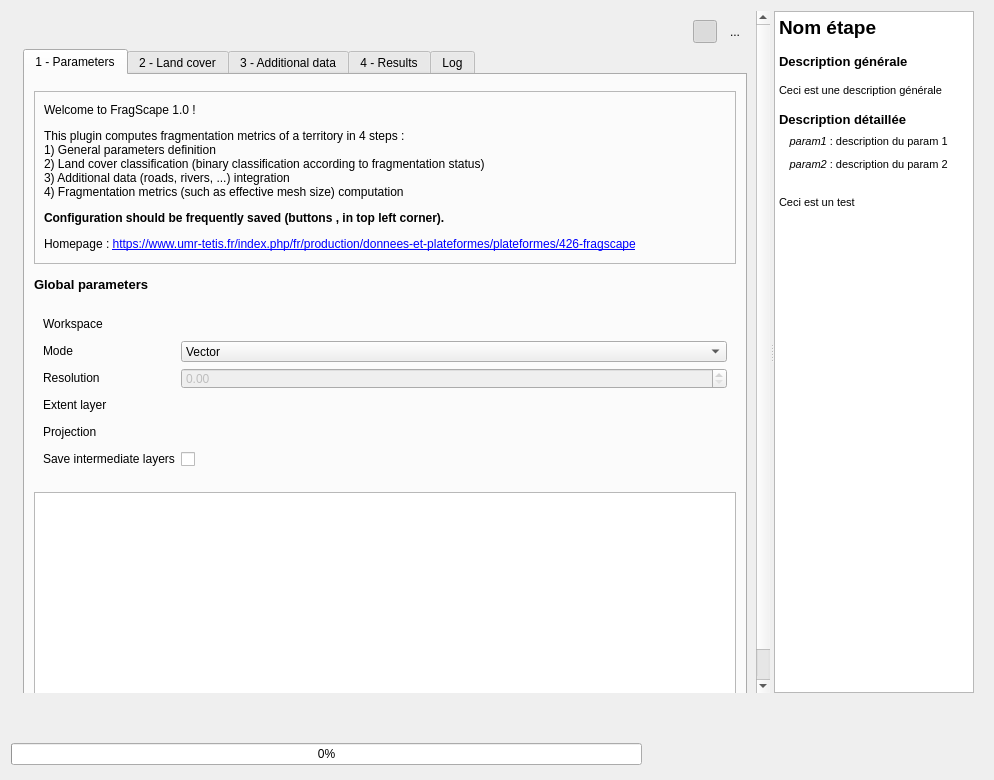
First picture: the form in FragScape_dialog_base.ui, repository MathieuChailloux/FragScape, before the edit.
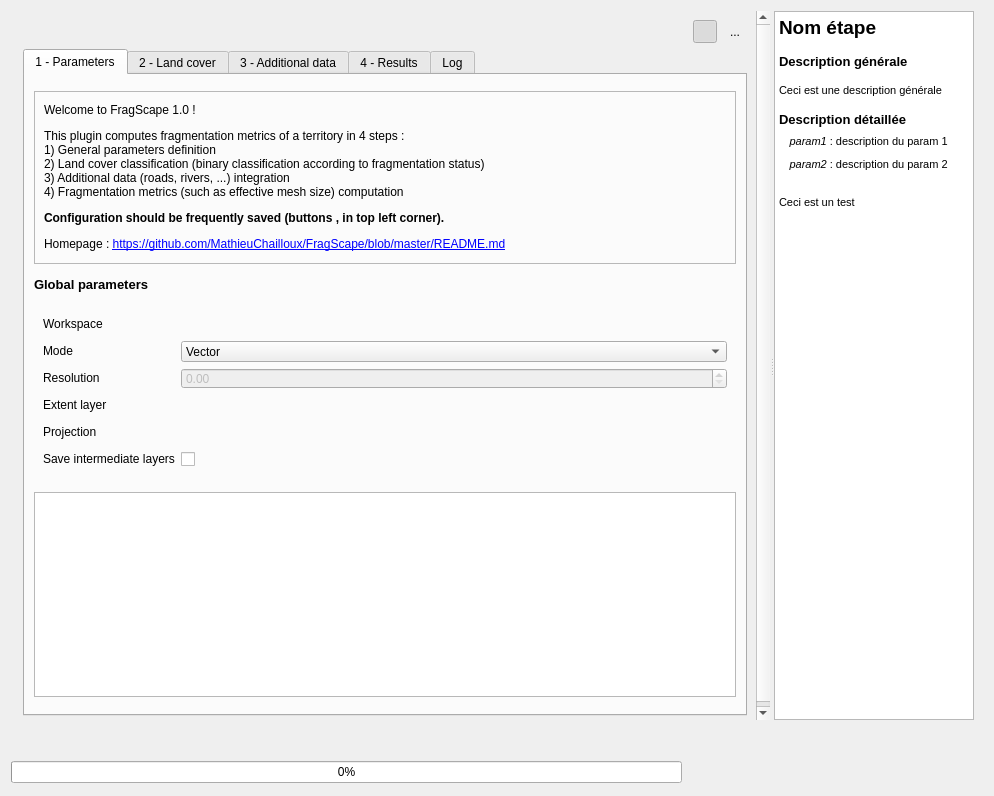
Second picture: the form after the edit. Icons and pictures are not drawn. Custom widgets are drawn as their Qt base class.

Patch:
```diff
--- a/FragScape_dialog_base.ui
+++ b/FragScape_dialog_base.ui
@@ -7,7 +7,7 @@
     <x>0</x>
     <y>0</y>
     <width>994</width>
-    <height>780</height>
+    <height>796</height>
    </rect>
   </property>
   <property name="sizePolicy">
@@ -83,7 +83,7 @@
             <x>0</x>
             <y>0</y>
             <width>759</width>
-            <height>686</height>
+            <height>713</height>
            </rect>
           </property>
           <property name="sizePolicy">
@@ -210,7 +210,7 @@
                      </size>
                     </property>
                     <property name="text">
-                     <string>&lt;html&gt;&lt;head/&gt;&lt;body&gt;&lt;p&gt;Welcome to FragScape 1.0 !&lt;/p&gt;&lt;p&gt;This plugin computes fragmentation metrics of a territory in 4 steps : &lt;br/&gt;1) General parameters definition&lt;br/&gt;2) Land cover classification (binary classification according to fragmentation status)&lt;br/&gt;3) Additional data (roads, rivers, ...) integration&lt;br/&gt;4) Fragmentation metrics (such as effective mesh size) computation&lt;/p&gt;&lt;p&gt;&lt;span style=&quot; font-weight:600;&quot;&gt;Configuration should be frequently saved (buttons &lt;/span&gt;&lt;img src=&quot;:/plugins/FragScape/icons/mActionFileSaveAs.svg&quot;/&gt;&lt;span style=&quot; font-weight:600;&quot;&gt;, &lt;/span&gt;&lt;img src=&quot;:/plugins/FragScape/icons/mActionFileSave.svg&quot;/&gt;&lt;span style=&quot; font-weight:600;&quot;&gt; in top left corner).&lt;/span&gt;&lt;/p&gt;&lt;p&gt;Homepage : &lt;a href=&quot;https://www.umr-tetis.fr/index.php/fr/production/donnees-et-plateformes/plateformes/426-fragscape&quot;&gt;&lt;span style=&quot; text-decoration: underline; color:#0000ff;&quot;&gt;https://www.umr-tetis.fr/index.php/fr/production/donnees-et-plateformes/plateformes/426-fragscape&lt;/span&gt;&lt;/a&gt;&lt;/p&gt;&lt;/body&gt;&lt;/html&gt;</string>
+                     <string>&lt;html&gt;&lt;head/&gt;&lt;body&gt;&lt;p&gt;Welcome to FragScape 1.0 !&lt;/p&gt;&lt;p&gt;This plugin computes fragmentation metrics of a territory in 4 steps : &lt;br/&gt;1) General parameters definition&lt;br/&gt;2) Land cover classification (binary classification according to fragmentation status)&lt;br/&gt;3) Additional data (roads, rivers, ...) integration&lt;br/&gt;4) Fragmentation metrics (such as effective mesh size) computation&lt;/p&gt;&lt;p&gt;&lt;span style=&quot; font-weight:600;&quot;&gt;Configuration should be frequently saved (buttons &lt;/span&gt;&lt;img src=&quot;:/plugins/FragScape/icons/mActionFileSaveAs.svg&quot;/&gt;&lt;span style=&quot; font-weight:600;&quot;&gt;, &lt;/span&gt;&lt;img src=&quot;:/plugins/FragScape/icons/mActionFileSave.svg&quot;/&gt;&lt;span style=&quot; font-weight:600;&quot;&gt; in top left corner).&lt;/span&gt;&lt;/p&gt;&lt;p&gt;Homepage : &lt;a href=&quot;https://github.com/MathieuChailloux/FragScape/blob/master/README.md&quot;&gt;&lt;span style=&quot; text-decoration: underline; color:#0000ff;&quot;&gt;https://github.com/MathieuChailloux/FragScape/blob/master/README.md&lt;/span&gt;&lt;/a&gt;&lt;/p&gt;&lt;/body&gt;&lt;/html&gt;</string>
                     </property>
                     <property name="wordWrap">
                      <bool>true</bool>
@@ -2576,6 +2576,18 @@
    </item>
    <item row="1" column="1" rowspan="2">
     <widget class="QFrame" name="frame_10">
+     <property name="minimumSize">
+      <size>
+       <width>0</width>
+       <height>50</height>
+      </size>
+     </property>
+     <property name="maximumSize">
+      <size>
+       <width>16777215</width>
+       <height>50</height>
+      </size>
+     </property>
      <property name="frameShape">
       <enum>QFrame::NoFrame</enum>
      </property>
@@ -2599,14 +2611,14 @@
         </property>
         <property name="minimumSize">
          <size>
-          <width>61</width>
-          <height>61</height>
+          <width>85</width>
+          <height>21</height>
          </size>
         </property>
         <property name="maximumSize">
          <size>
-          <width>61</width>
-          <height>61</height>
+          <width>85</width>
+          <height>21</height>
          </size>
         </property>
         <property name="toolTip">
@@ -2627,14 +2639,14 @@
        <widget class="QLabel" name="label_13">
         <property name="minimumSize">
          <size>
-          <width>122</width>
-          <height>61</height>
+          <width>80</width>
+          <height>40</height>
          </size>
         </property>
         <property name="maximumSize">
          <size>
-          <width>122</width>
-          <height>61</height>
+          <width>80</width>
+          <height>40</height>
          </size>
         </property>
         <property name="text">
@@ -2652,14 +2664,14 @@
        <widget class="QLabel" name="label">
         <property name="minimumSize">
          <size>
-          <width>122</width>
-          <height>61</height>
+          <width>100</width>
+          <height>50</height>
          </size>
         </property>
         <property name="maximumSize">
          <size>
-          <width>122</width>
-          <height>61</height>
+          <width>100</width>
+          <height>50</height>
          </size>
         </property>
         <property name="text">
```
Left out of the diff: 16 changed lines with no effect on the pictures.
